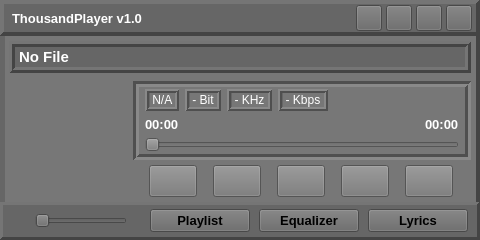
Before: the Qt Designer form source/ui/mainwindow/tp_mainwindow.ui in ZXfkSIE/ThousandPlayer, drawn with Qt 5.
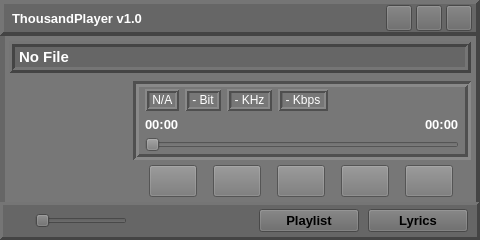
After: the same form once the commit is applied. Custom widgets are drawn as their Qt base class.

What changed in the file:
```diff
--- a/source/ui/mainwindow/tp_mainwindow.ui
+++ b/source/ui/mainwindow/tp_mainwindow.ui
@@ -141,31 +141,6 @@
         </property>
        </spacer>
       </item>
-      <item>
-       <widget class="QPushButton" name="pushButton_Menu">
-        <property name="sizePolicy">
-         <sizepolicy hsizetype="Fixed" vsizetype="Fixed">
-          <horstretch>0</horstretch>
-          <verstretch>0</verstretch>
-         </sizepolicy>
-        </property>
-        <property name="minimumSize">
-         <size>
-          <width>26</width>
-          <height>26</height>
-         </size>
-        </property>
-        <property name="maximumSize">
-         <size>
-          <width>26</width>
-          <height>26</height>
-         </size>
-        </property>
-        <property name="mouseTracking">
-         <bool>true</bool>
-        </property>
-       </widget>
-      </item>
       <item>
        <widget class="QPushButton" name="pushButton_Minimize">
         <property name="sizePolicy">
@@ -1079,44 +1054,6 @@
         </property>
        </widget>
       </item>
-      <item>
-       <widget class="QPushButton" name="pushButton_Equalizer">
-        <property name="sizePolicy">
-         <sizepolicy hsizetype="Fixed" vsizetype="Fixed">
-          <horstretch>0</horstretch>
-          <verstretch>0</verstretch>
-         </sizepolicy>
-        </property>
-        <property name="minimumSize">
-         <size>
-          <width>100</width>
-          <height>0</height>
-         </size>
-        </property>
-        <property name="maximumSize">
-         <size>
-          <width>100</width>
-          <height>16777215</height>
-         </size>
-        </property>
-        <property name="font">
-         <font>
-          <pointsize>10</pointsize>
-          <weight>75</weight>
-          <bold>true</bold>
-         </font>
-        </property>
-        <property name="mouseTracking">
-         <bool>true</bool>
-        </property>
-        <property name="styleSheet">
-         <string notr="true">color: rgb(0, 0, 0);</string>
-        </property>
-        <property name="text">
-         <string>Equalizer</string>
-        </property>
-       </widget>
-      </item>
       <item>
        <widget class="QPushButton" name="pushButton_Lyrics">
         <property name="sizePolicy">
```
